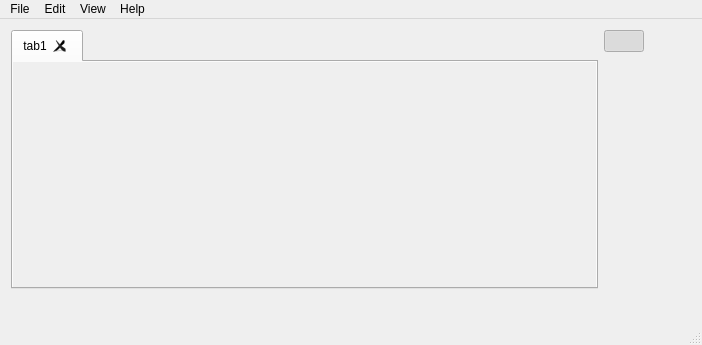
This is src/mainwindow.ui in snowiow/snowPix as Qt 5 draws it before an edit. The edited form follows.
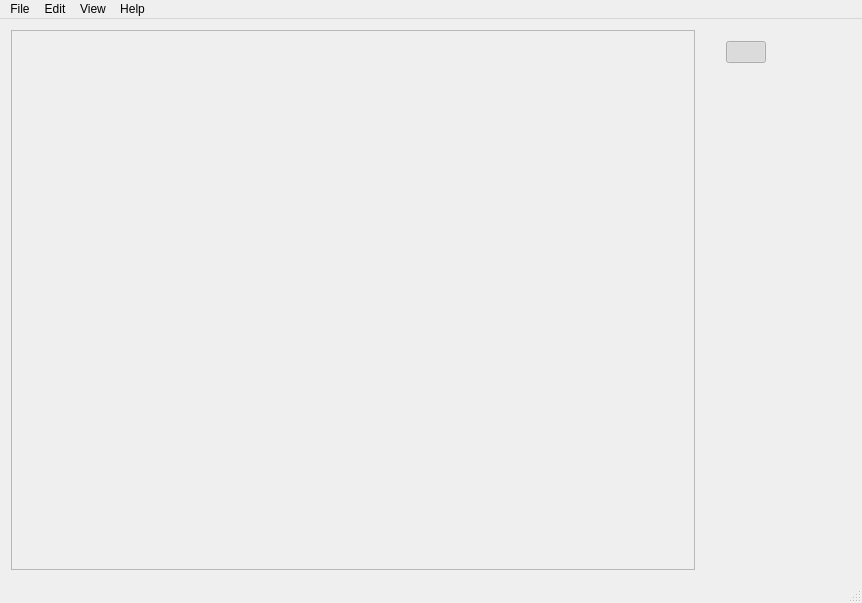
This is the edited form. Icons and pictures are not drawn. Custom widgets are drawn as their Qt base class.

Patch:
```diff
--- a/src/mainwindow.ui
+++ b/src/mainwindow.ui
@@ -6,51 +6,118 @@
    <rect>
     <x>0</x>
     <y>0</y>
-    <width>702</width>
-    <height>345</height>
+    <width>862</width>
+    <height>603</height>
    </rect>
   </property>
+  <property name="sizePolicy">
+   <sizepolicy hsizetype="Expanding" vsizetype="Expanding">
+    <horstretch>0</horstretch>
+    <verstretch>0</verstretch>
+   </sizepolicy>
+  </property>
+  <property name="baseSize">
+   <size>
+    <width>800</width>
+    <height>600</height>
+   </size>
+  </property>
   <property name="windowTitle">
    <string>snowPix</string>
   </property>
-  <widget class="QWidget" name="centralWidget">
-   <widget class="QWidget" name="layoutWidget">
-    <property name="geometry">
-     <rect>
-      <x>0</x>
-      <y>0</y>
-      <width>701</width>
-      <height>281</height>
-     </rect>
-    </property>
-    <layout class="QGridLayout" name="mainWindowLayout" rowstretch="0,0,0,0" columnstretch="0,0,0">
+  <widget class="QWidget" name="mainLayout">
+   <property name="sizePolicy">
+    <sizepolicy hsizetype="Maximum" vsizetype="Maximum">
+     <horstretch>10</horstretch>
+     <verstretch>10</verstretch>
+    </sizepolicy>
+   </property>
+   <layout class="QHBoxLayout" name="horizontalLayout" stretch="6,1">
+    <item>
+     <layout class="QVBoxLayout" name="drawLayout">
      <property name="sizeConstraint">
       <enum>QLayout::SetDefaultConstraint</enum>
      </property>
-     <item row="1" column="2">
-      <widget class="QPushButton" name="fillButton">
-       <property name="text">
-        <string/>
-       </property>
-       <property name="icon">
-        <iconset resource="../data/data.qrc">
-         <normaloff>:/pics/Paintcan.png</normaloff>:/pics/Paintcan.png</iconset>
-       </property>
-       <property name="shortcut">
-        <string>Ctrl+3</string>
-       </property>
-       <property name="checkable">
-        <bool>true</bool>
-       </property>
-       <property name="autoExclusive">
-        <bool>true</bool>
-       </property>
-       <property name="flat">
-        <bool>true</bool>
-       </property>
-      </widget>
-     </item>
-     <item row="2" column="2">
+      <item>
+       <widget class="QScrollArea" name="scrollArea">
+        <property name="sizePolicy">
+         <sizepolicy hsizetype="Expanding" vsizetype="Expanding">
+          <horstretch>0</horstretch>
+          <verstretch>0</verstretch>
+         </sizepolicy>
+        </property>
+        <property name="minimumSize">
+         <size>
+          <width>10</width>
+          <height>10</height>
+         </size>
+        </property>
+        <property name="maximumSize">
+         <size>
+          <width>1000000</width>
+          <height>1000000</height>
+         </size>
+        </property>
+        <property name="verticalScrollBarPolicy">
+         <enum>Qt::ScrollBarAsNeeded</enum>
+        </property>
+        <property name="horizontalScrollBarPolicy">
+         <enum>Qt::ScrollBarAsNeeded</enum>
+        </property>
+        <widget class="DrawArea" name="drawArea">
+         <property name="geometry">
+          <rect>
+           <x>0</x>
+           <y>0</y>
+           <width>669</width>
+           <height>522</height>
+          </rect>
+         </property>
+         <property name="sizePolicy">
+          <sizepolicy hsizetype="Expanding" vsizetype="Expanding">
+           <horstretch>0</horstretch>
+           <verstretch>0</verstretch>
+          </sizepolicy>
+         </property>
+         <property name="minimumSize">
+          <size>
+           <width>10</width>
+           <height>10</height>
+          </size>
+         </property>
+         <property name="maximumSize">
+          <size>
+           <width>1000000</width>
+           <height>1000000</height>
+          </size>
+         </property>
+         <layout class="QVBoxLayout" name="verticalLayout"/>
+        </widget>
+       </widget>
+      </item>
+     </layout>
+    </item>
+    <item>
+     <layout class="QVBoxLayout" name="toolLayout" stretch="1,1">
+      <item>
+       <widget class="QWidget" name="drawButtons" native="true">
+        <property name="sizePolicy">
+         <sizepolicy hsizetype="Fixed" vsizetype="Fixed">
+          <horstretch>0</horstretch>
+          <verstretch>0</verstretch>
+         </sizepolicy>
+        </property>
+        <property name="minimumSize">
+         <size>
+          <width>150</width>
+          <height>100</height>
+         </size>
+        </property>
+        <property name="styleSheet">
+         <string notr="true"/>
+        </property>
+        <layout class="QGridLayout" name="gridLayout_3">
+         <item row="2" column="1">
       <widget class="QPushButton" name="circleButton">
        <property name="autoFillBackground">
         <bool>false</bool>
@@ -76,33 +143,30 @@
        </property>
       </widget>
      </item>
+         <item row="1" column="1">
+          <widget class="QPushButton" name="fillButton">
+           <property name="text">
+            <string/>
+           </property>
+           <property name="icon">
+            <iconset resource="../data/data.qrc">
+             <normaloff>:/pics/Paintcan.png</normaloff>:/pics/Paintcan.png</iconset>
+           </property>
+           <property name="shortcut">
+            <string>Ctrl+3</string>
+           </property>
+           <property name="checkable">
+            <bool>true</bool>
+           </property>
+           <property name="autoExclusive">
+            <bool>true</bool>
+           </property>
+           <property name="flat">
+            <bool>true</bool>
+           </property>
+          </widget>
+         </item>
      <item row="0" column="1">
-      <widget class="QPushButton" name="brushButton">
-       <property name="text">
-        <string/>
-       </property>
-       <property name="icon">
-        <iconset resource="../data/data.qrc">
-         <normaloff>:/pics/Painbrush.png</normaloff>:/pics/Painbrush.png</iconset>
-       </property>
-       <property name="shortcut">
-        <string>Ctrl+1</string>
-       </property>
-       <property name="checkable">
-        <bool>true</bool>
-       </property>
-       <property name="checked">
-        <bool>true</bool>
-       </property>
-       <property name="autoExclusive">
-        <bool>true</bool>
-       </property>
-       <property name="flat">
-        <bool>true</bool>
-       </property>
-      </widget>
-     </item>
-     <item row="0" column="2">
       <widget class="QPushButton" name="eraserButton">
        <property name="sizePolicy">
         <sizepolicy hsizetype="Fixed" vsizetype="Fixed">
@@ -131,7 +195,7 @@
        </property>
       </widget>
      </item>
-     <item row="2" column="1">
+         <item row="2" column="0">
       <widget class="QPushButton" name="rectButton">
        <property name="sizePolicy">
         <sizepolicy hsizetype="Fixed" vsizetype="Fixed">
@@ -160,7 +224,7 @@
        </property>
       </widget>
      </item>
-     <item row="1" column="1">
+         <item row="1" column="0">
       <widget class="QPushButton" name="lineButton">
        <property name="text">
         <string/>
@@ -183,99 +247,64 @@
        </property>
       </widget>
      </item>
-     <item row="3" column="2">
-      <widget class="QWidget" name="widget" native="true"/>
-     </item>
-     <item row="0" column="0" rowspan="4">
-      <widget class="QTabWidget" name="tabWidget">
-       <property name="sizePolicy">
-        <sizepolicy hsizetype="Preferred" vsizetype="Preferred">
-         <horstretch>0</horstretch>
-         <verstretch>0</verstretch>
-        </sizepolicy>
-       </property>
-       <property name="minimumSize">
-        <size>
-         <width>0</width>
-         <height>0</height>
-        </size>
-       </property>
-       <property name="maximumSize">
-        <size>
-         <width>16777215</width>
-         <height>279</height>
-        </size>
-       </property>
-       <property name="baseSize">
-        <size>
-         <width>0</width>
-         <height>0</height>
-        </size>
-       </property>
-       <property name="layoutDirection">
-        <enum>Qt::LeftToRight</enum>
-       </property>
-       <property name="tabsClosable">
+         <item row="0" column="0">
+          <widget class="QPushButton" name="brushButton">
+           <property name="text">
+            <string/>
+           </property>
+           <property name="icon">
+            <iconset resource="../data/data.qrc">
+             <normaloff>:/pics/Painbrush.png</normaloff>:/pics/Painbrush.png</iconset>
+           </property>
+           <property name="shortcut">
+            <string>Ctrl+1</string>
+           </property>
+           <property name="checkable">
         <bool>true</bool>
        </property>
-       <property name="movable">
+           <property name="checked">
         <bool>true</bool>
        </property>
-       <widget class="QWidget" name="tab1">
-        <attribute name="title">
-         <string>tab1</string>
-        </attribute>
-        <widget class="QScrollArea" name="scrollArea">
-         <property name="geometry">
-          <rect>
-           <x>-1</x>
-           <y>-1</y>
-           <width>601</width>
-           <height>251</height>
-          </rect>
-         </property>
-         <property name="widgetResizable">
+           <property name="autoExclusive">
           <bool>true</bool>
          </property>
-         <widget class="QWidget" name="scrollAreaContent">
-          <property name="geometry">
-           <rect>
-            <x>0</x>
-            <y>0</y>
-            <width>599</width>
-            <height>249</height>
-           </rect>
-          </property>
-          <widget class="DrawArea" name="drawArea" native="true">
-           <property name="geometry">
-            <rect>
-             <x>-1</x>
-             <y>-1</y>
-             <width>601</width>
-             <height>251</height>
-            </rect>
-           </property>
-           <property name="autoFillBackground">
+           <property name="flat">
             <bool>true</bool>
            </property>
-           <property name="styleSheet">
-            <string notr="true"/>
-           </property>
           </widget>
-         </widget>
-        </widget>
-       </widget>
-      </widget>
-     </item>
-    </layout>
-   </widget>
+         </item>
+        </layout>
+        <zorder>brushButton</zorder>
+        <zorder>eraserButton</zorder>
+        <zorder>lineButton</zorder>
+        <zorder>fillButton</zorder>
+        <zorder>rectButton</zorder>
+        <zorder>circleButton</zorder>
+       </widget>
+      </item>
+      <item>
+       <spacer name="verticalSpacer">
+        <property name="orientation">
+         <enum>Qt::Vertical</enum>
+        </property>
+        <property name="sizeHint" stdset="0">
+         <size>
+          <width>20</width>
+          <height>40</height>
+         </size>
+        </property>
+       </spacer>
+      </item>
+     </layout>
+    </item>
+   </layout>
   </widget>
   <widget class="QMenuBar" name="menuBar">
    <property name="geometry">
     <rect>
      <x>0</x>
      <y>0</y>
-     <width>702</width>
+     <width>862</width>
      <height>24</height>
     </rect>
    </property>
```
Lines whose indentation alone changed are shown as unchanged.
